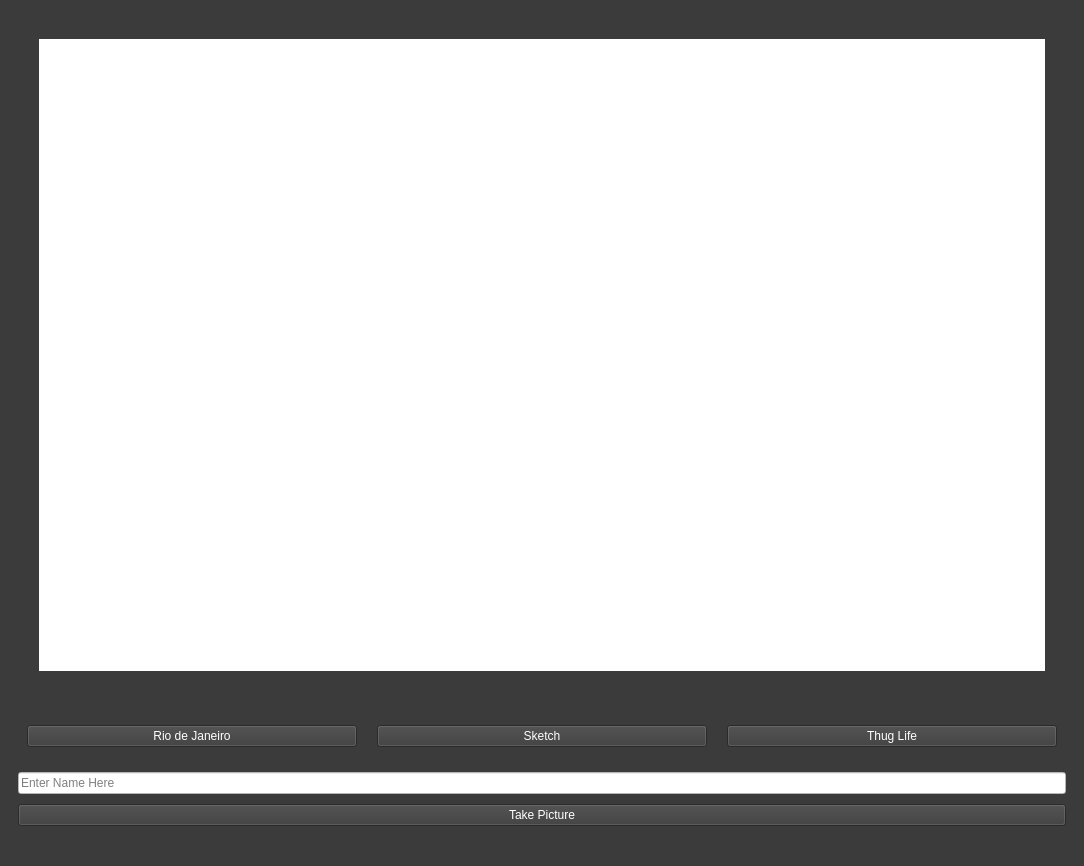
First picture: the form in Form/main_window.ui, repository joelmakes/FilterMe, before the edit.
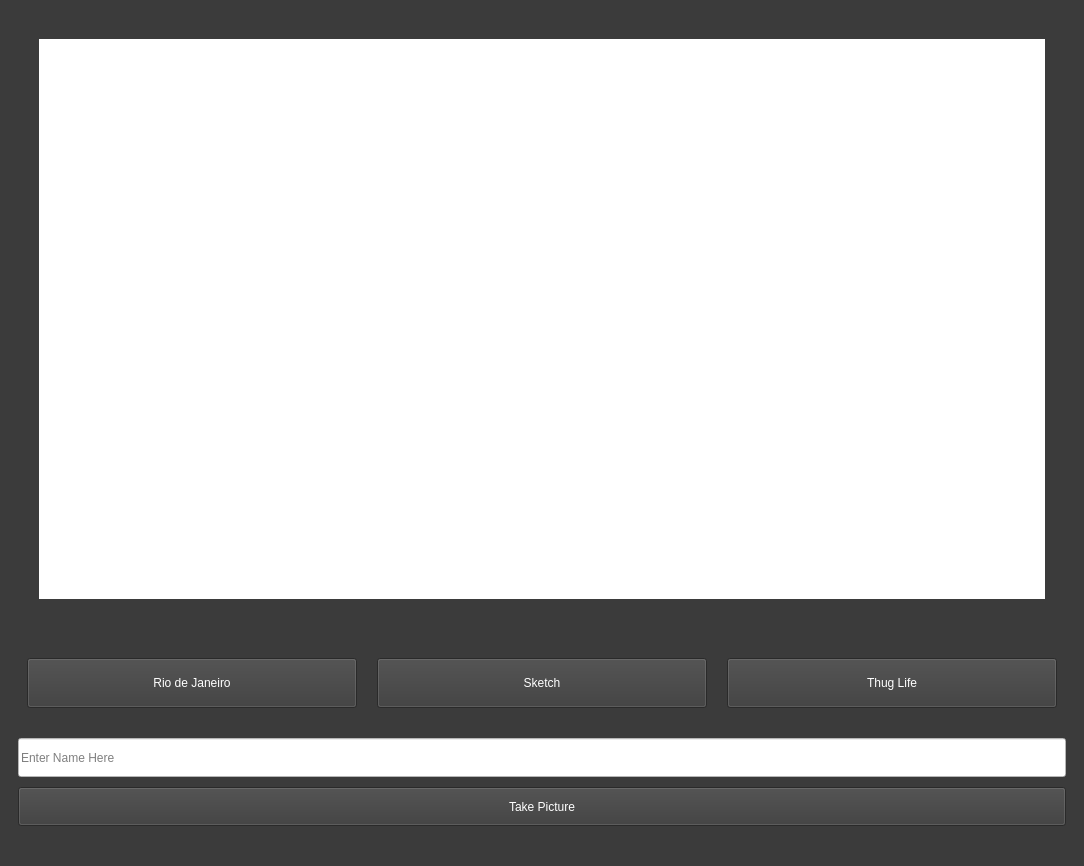
Second picture: the form after the edit.

Commit message: Webcam resizing debugging aspect ratio

```diff
--- a/Form/main_window.ui
+++ b/Form/main_window.ui
@@ -64,7 +64,7 @@
       <item>
        <widget class="QLabel" name="webcam_display">
         <property name="sizePolicy">
-         <sizepolicy hsizetype="Expanding" vsizetype="Expanding">
+         <sizepolicy hsizetype="Preferred" vsizetype="Preferred">
           <horstretch>0</horstretch>
           <verstretch>0</verstretch>
          </sizepolicy>
```
